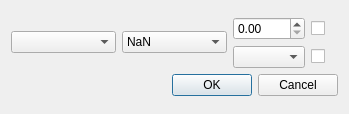
The window that code source/rule.ui (Valere21/JsonToExcel) describes before a commit, drawn with Qt 5.
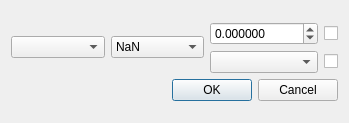
The same window after the commit.

Patch:
```diff
--- a/code source/rule.ui
+++ b/code source/rule.ui
@@ -7,7 +7,7 @@
     <x>0</x>
     <y>0</y>
     <width>349</width>
-    <height>114</height>
+    <height>123</height>
    </rect>
   </property>
   <property name="windowTitle">
@@ -68,7 +68,17 @@
        <item>
         <layout class="QGridLayout" name="gridLayout">
          <item row="0" column="0">
-          <widget class="QDoubleSpinBox" name="constRes"/>
+          <widget class="QDoubleSpinBox" name="constRes">
+           <property name="decimals">
+            <number>6</number>
+           </property>
+           <property name="minimum">
+            <double>-99999.000000000000000</double>
+           </property>
+           <property name="maximum">
+            <double>9999.000000000000000</double>
+           </property>
+          </widget>
          </item>
          <item row="1" column="0">
           <widget class="QComboBox" name="listVarRes"/>
```
